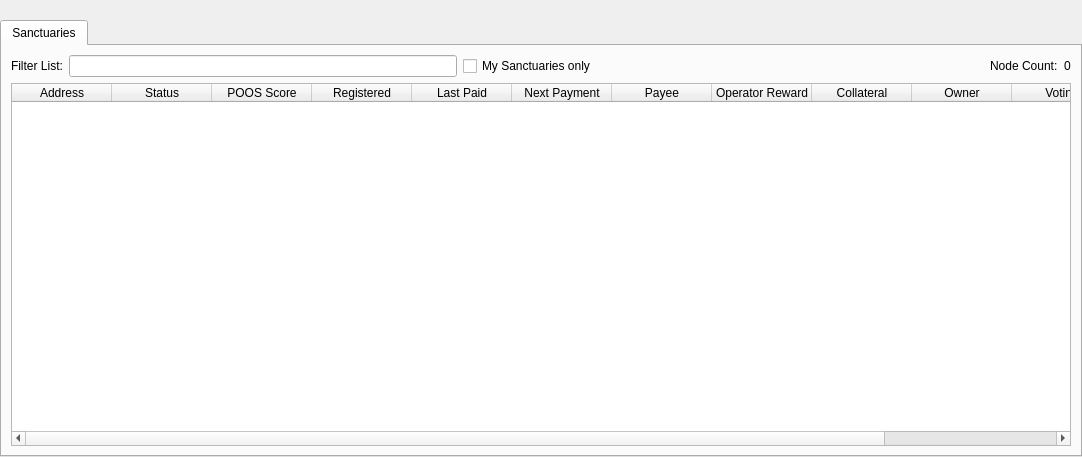
Qt form src/qt/forms/masternodelist.ui (biblepay/biblepay) before a commit.
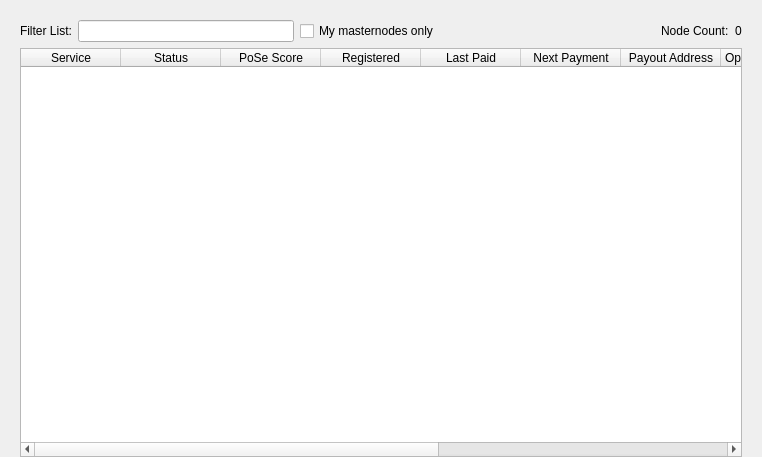
The same form after that commit.

```diff
--- a/src/qt/forms/masternodelist.ui
+++ b/src/qt/forms/masternodelist.ui
@@ -6,7 +6,7 @@
    <rect>
     <x>0</x>
     <y>0</y>
-    <width>1082</width>
+    <width>762</width>
     <height>457</height>
    </rect>
   </property>
@@ -14,7 +14,16 @@
    <string>Form</string>
   </property>
   <layout class="QVBoxLayout" name="topLayout">
-   <property name="margin">
+   <property name="leftMargin">
+    <number>20</number>
+   </property>
+   <property name="topMargin">
+    <number>0</number>
+   </property>
+   <property name="rightMargin">
+    <number>20</number>
+   </property>
+   <property name="bottomMargin">
     <number>0</number>
    </property>
    <item>
@@ -36,14 +45,6 @@
       </spacer>
      </item>
      <item>
-      <widget class="QTabWidget" name="tabWidget">
-       <property name="currentIndex">
-        <number>0</number>
-       </property>
-       <widget class="QWidget" name="tabDIP3Masternodes">
-        <attribute name="title">
-         <string>Sanctuaries</string>
-        </attribute>
         <layout class="QGridLayout" name="gridLayout_3">
          <item row="0" column="0">
           <layout class="QHBoxLayout" name="horizontalLayout_4">
@@ -70,7 +71,7 @@
               <string>Show only Sanctuaries this wallet has keys for.</string>
              </property>
              <property name="text">
-              <string>My Sanctuaries only</string>
+            <string>My masternodes only</string>
              </property>
             </widget>
            </item>
@@ -105,12 +106,6 @@
          </item>
          <item row="1" column="0">
           <widget class="QTableWidget" name="tableWidgetMasternodesDIP3">
-           <property name="minimumSize">
-            <size>
-             <width>1052</width>
-             <height>0</height>
-            </size>
-           </property>
            <property name="editTriggers">
             <set>QAbstractItemView::NoEditTriggers</set>
            </property>
@@ -126,15 +121,12 @@
            <property name="sortingEnabled">
             <bool>true</bool>
            </property>
-           <property name="columnCount">
-            <number>12</number>
-           </property>
            <attribute name="horizontalHeaderStretchLastSection">
             <bool>true</bool>
            </attribute>
            <column>
             <property name="text">
-             <string>Address</string>
+           <string>Service</string>
             </property>
            </column>
            <column>
@@ -144,7 +136,7 @@
            </column>
            <column>
             <property name="text">
-             <string>POOS Score</string>
+           <string>PoSe Score</string>
             </property>
            </column>
            <column>
@@ -164,7 +156,7 @@
            </column>
            <column>
             <property name="text">
-             <string>Payee</string>
+           <string>Payout Address</string>
             </property>
            </column>
            <column>
@@ -174,29 +166,27 @@
            </column>
            <column>
             <property name="text">
-             <string>Collateral</string>
+           <string>Collateral Address</string>
             </property>
            </column>
            <column>
             <property name="text">
-             <string>Owner</string>
+           <string>Owner Address</string>
             </property>
            </column>
            <column>
             <property name="text">
-             <string>Voting</string>
+           <string>Voting Address</string>
             </property>
            </column>
            <column>
             <property name="text">
-             <string>Child Biography URL</string>
+           <string>Child URL</string>
             </property>
            </column>
           </widget>
          </item>
         </layout>
-       </widget>
-      </widget>
      </item>
     </layout>
    </item>
```
Left out of the diff: 4 changed lines with no effect on the pictures. Lines whose indentation alone changed are shown as unchanged.
